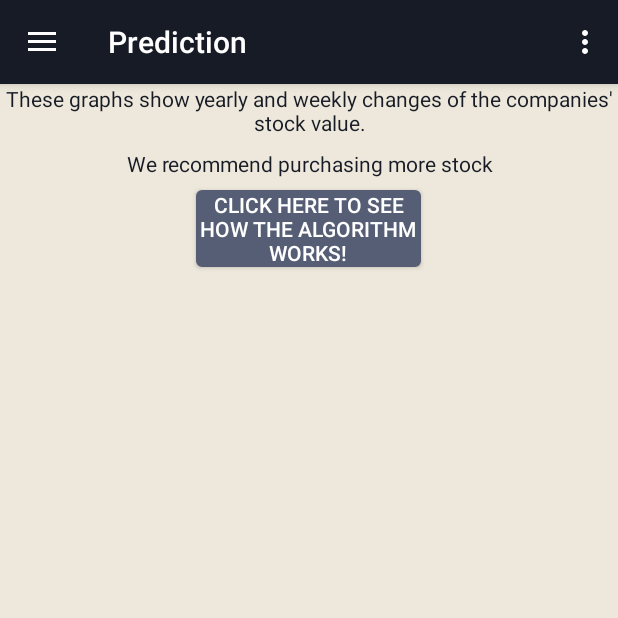
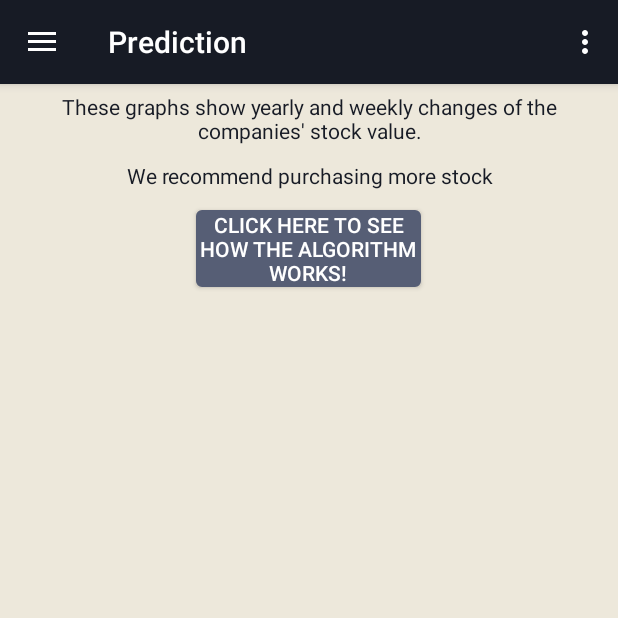
Before and after one commit to alperenugus/InvestSmart, an Android app: the screen it shows after launch (MainActivity), in the side drawer, after a tap on "Prediction", on a phone screen of 412 x 824 dp, the top half of it. Run offline under Robolectric (Android 15) with nearby library versions, the phone set to English and light mode, and no system bars; our stand-ins replace navigation-ui; 1 statement that could not run was skipped.

Commit message:
Adjusted purple text color to match button text color better. Made modifications to padding and margins.

```diff
--- a/app/src/main/res/layout/invest.xml
+++ b/app/src/main/res/layout/invest.xml
@@ -7,11 +7,11 @@
     <TextView
         android:layout_width="match_parent"
         android:layout_height="wrap_content"
+        android:gravity="center"
+        android:padding="10dp"
         android:text="@string/invest_text"
         android:textColor="@color/colorText"
-        android:gravity="center"
-        android:padding="10dp">
-    </TextView>
+        android:textSize="18sp"></TextView>
 
     <TextView
         android:layout_width="match_parent"
--- a/app/src/main/res/layout/prediction.xml
+++ b/app/src/main/res/layout/prediction.xml
@@ -21,21 +21,22 @@
         android:gravity="center"
         android:layout_width="wrap_content"
         android:layout_height="wrap_content"
+        android:padding="5dp"
         android:textColor="@color/colorText"/>
 
     <TextView
         android:layout_width="match_parent"
         android:layout_height="wrap_content"
         android:gravity="center"
-        android:layout_marginTop="8dp"
+        android:padding="5dp"
         android:text="@string/predict_good"
         android:textColor="@color/colorText"/>
 
     <Button
         android:id="@+id/predict_info"
         android:layout_width="150dp"
+        android:layout_height="wrap_content"
         android:layout_gravity="center"
-            android:layout_height="wrap_content"
         android:layout_margin="8dp"
         android:background="@drawable/button"
         android:text="@string/predict_info"
--- a/app/src/main/res/values/colors.xml
+++ b/app/src/main/res/values/colors.xml
@@ -8,5 +8,5 @@
     <color name="colorBackground">#ede8db</color>
     <color name="colorButton">#565e75</color>
     <color name="colorBlue">#3d2899</color>
-    <color name="colorPurple">#635675</color>
+    <color name="colorPurple">#4c5778</color>
 </resources>
```
Lines whose indentation alone changed are shown as unchanged.
